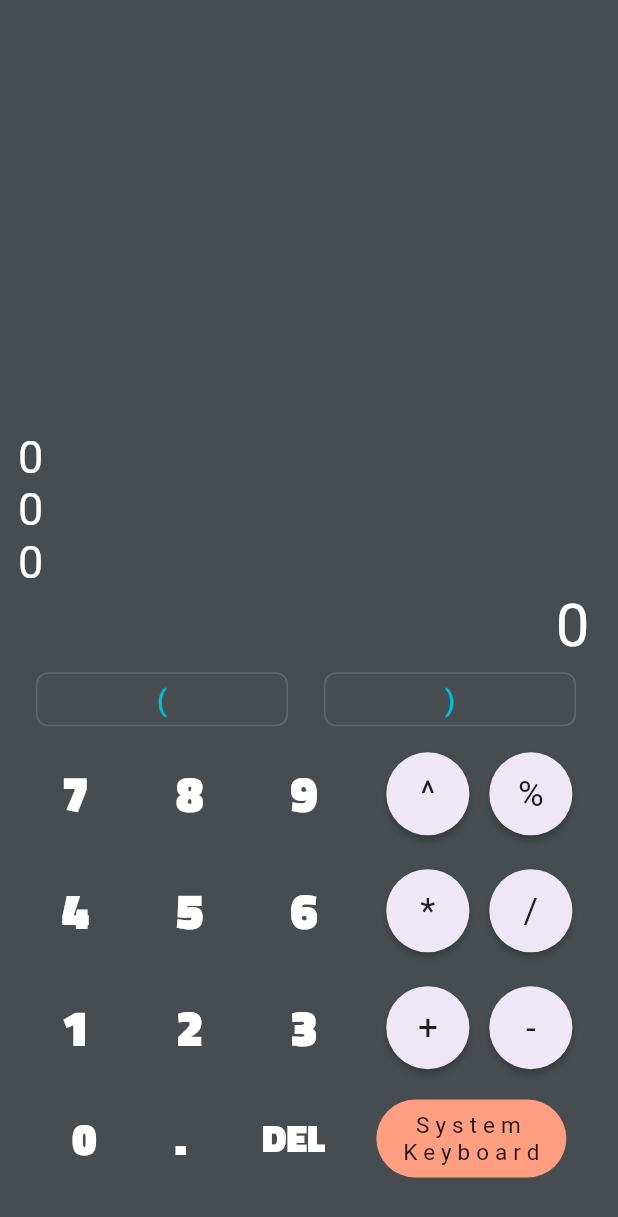
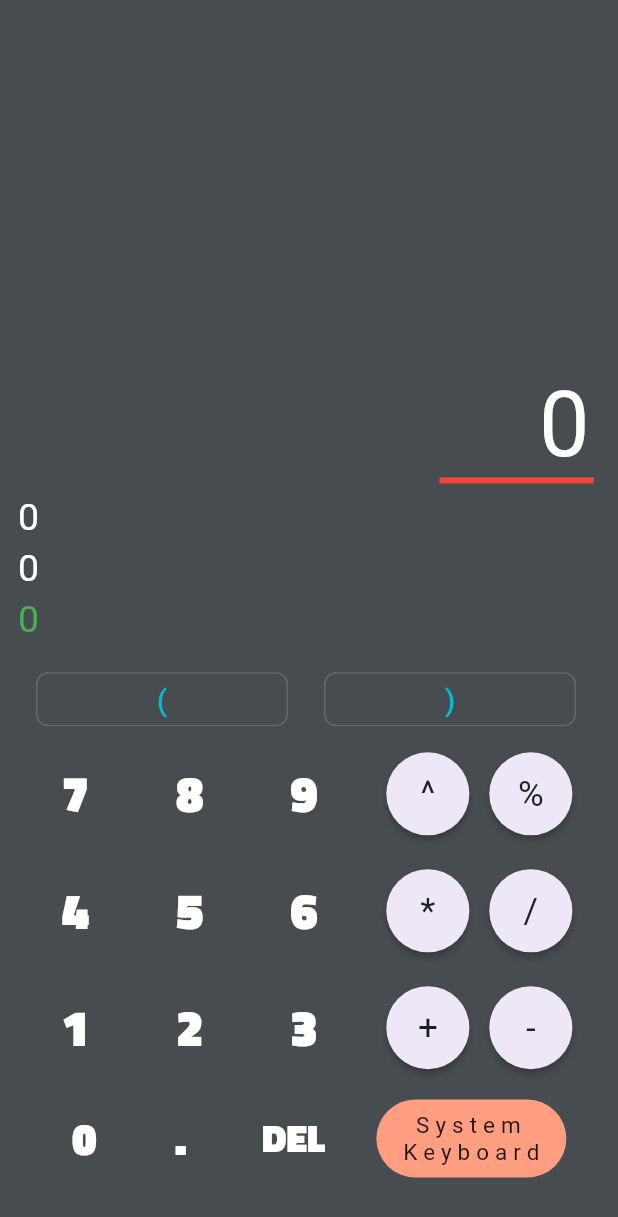
Before and after one commit to itsatifsiddiqui/prefix-infix-postfix, a Flutter app: the screen it shows after launch, after a tap on an icon or button, on a phone screen of 412 x 824 dp. Shown: the top 1217 px of the screen. Run offline on Flutter 3.47's test engine with Material 2 defaults, Android fonts, the phone set to English and light mode, and no system bars; our stand-ins replace eva_icons_flutter.

Commit message:
ui changes

```diff
--- a/lib/converter_ui.dart
+++ b/lib/converter_ui.dart
@@ -156,30 +156,6 @@ class _ConverterUIState extends State<ConverterUI> {
                     ),
                   ),
                 )
-                // FlatButton(
-                //   splashColor: Colors.black,
-                //   shape: RoundedRectangleBorder(
-                //       borderRadius: BorderRadius.circular(1000)),
-                //   // color: Color.fromRGBO(218, 242, 180, 1.0),
-                //   color: Colors.greenAccent[200],
-                //   onPressed: () {
-                //     _controller.text += "%";
-                //   },
-                //   child: Padding(
-                //     padding: const EdgeInsets.symmetric(
-                //         horizontal: 0.0, vertical: 8.0),
-                //     child: Text(
-                //       "%",
-                //       textAlign: TextAlign.center,
-                //       style: TextStyle(
-                //           // color: Color.fromRGBO(96, 100, 94, 1.0),
-                //           color: Colors.black87,
-                //           fontSize: 30,
-                //           letterSpacing: 80,
-                //           fontWeight: FontWeight.w400),
-                //     ),
-                //   ),
-                // ),
               ],
             ),
             Row(
@@ -204,9 +180,49 @@ class _ConverterUIState extends State<ConverterUI> {
                 ),
               ],
             ),
-            Container(
+            Align(
+              alignment: Alignment.centerLeft,
+              child: Column(
+                children: <Widget>[
+                  Text(
+                    Infix.toPostfixExpression(
+                            _controller.text.split('').reversed.join())
+                        .split('')
+                        .reversed
+                        .join(),
+                    maxLines: 1,
+                    style: TextStyle(fontSize: 25, color: Colors.white),
+                  ),
+                  SizedBox(height: 5),
+                  Text(
+                    Infix.toPostfixExpression(_controller.text),
+                    maxLines: 1,
+                    style: TextStyle(fontSize: 25, color: Colors.white),
+                  ),
+                  SizedBox(height: 5),
+                  Text(
+                    toValue(),
+                    style: TextStyle(fontSize: 25, color: Colors.green),
+                    maxLines: 1,
+                  ),
+                  SizedBox(height: 15),
+                ],
+              ),
+            ),
+            Padding(
+              padding: const EdgeInsets.only(bottom: 8, top: 0),
+              child: Align(
+                alignment: Alignment.centerRight,
+                child: Container(
+                  height: 4,
+                  width: mq.width / 4,
+                  color: Colors.red,
+                ),
+              ),
+            ),
+            AnimatedContainer(
+              duration: Duration(microseconds: 100),
               alignment: Alignment.centerRight,
-              height: 50,
               child: TextField(
                 enabled: _keyboardFlag,
                 controller: _controller,
@@ -216,26 +232,10 @@ class _ConverterUIState extends State<ConverterUI> {
                 decoration: InputDecoration(
                     contentPadding: EdgeInsets.zero, border: InputBorder.none),
                 style: TextStyle(
-                  fontSize: (_controller.text.length > 10) ? 30 : 40,
+                  fontSize: fontsize(),
                   color: Colors.white,
                 ),
               ),
-            ),
-            Text(
-              Infix.toPostfixExpression(
-                      _controller.text.split('').reversed.join())
-                  .split('')
-                  .reversed
-                  .join(),
-              style: TextStyle(fontSize: 30, color: Colors.white),
-            ),
-            Text(
-              toValue(),
-              style: TextStyle(fontSize: 30, color: Colors.white),
-            ),
-            Text(
-              Infix.toPostfixExpression(_controller.text),
-              style: TextStyle(fontSize: 30, color: Colors.white),
             ),
           ],
         ),
@@ -292,4 +292,20 @@ class _ConverterUIState extends State<ConverterUI> {
                 ))
             .toList());
   }
+
+  double fontsize() {
+    int size = _controller.text.length;
+    if (size < 6)
+      return 60;
+    else if (size < 9)
+      return 55;
+    else if (size < 12)
+      return 50;
+    else if (size < 15)
+      return 45;
+    else if (size < 18)
+      return 40;
+    else
+      return 35;
+  }
 }
```
